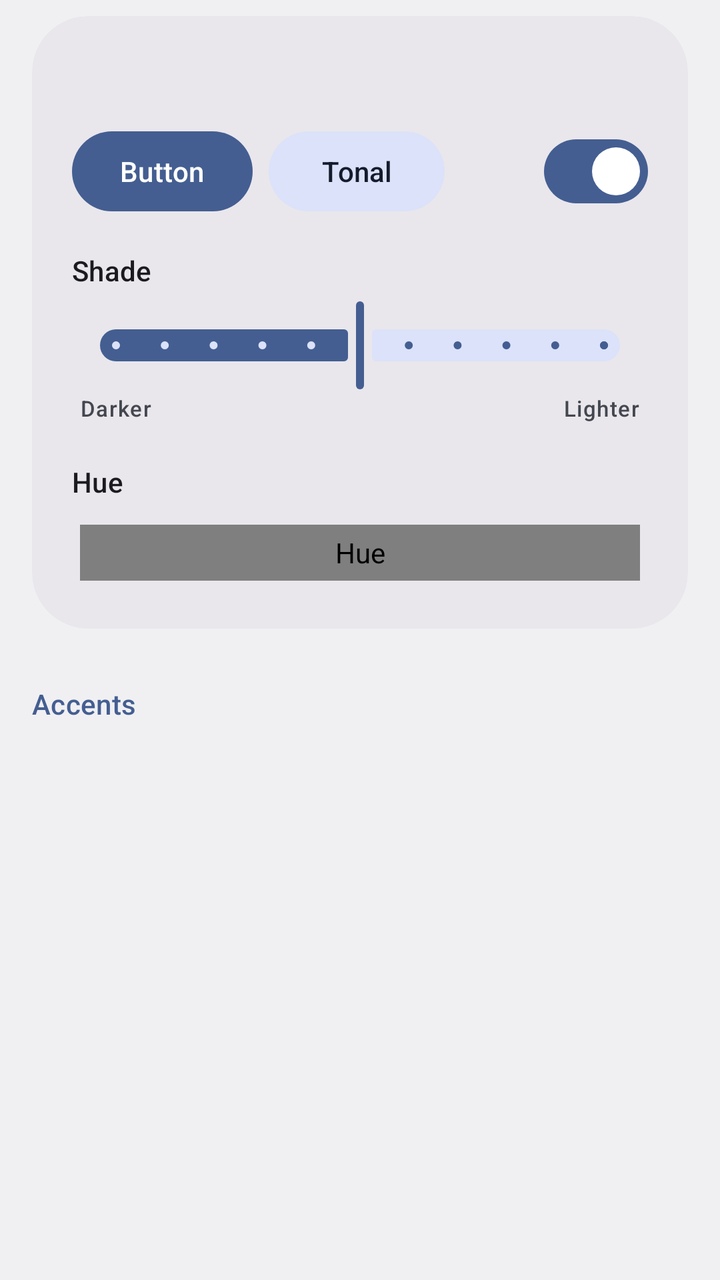
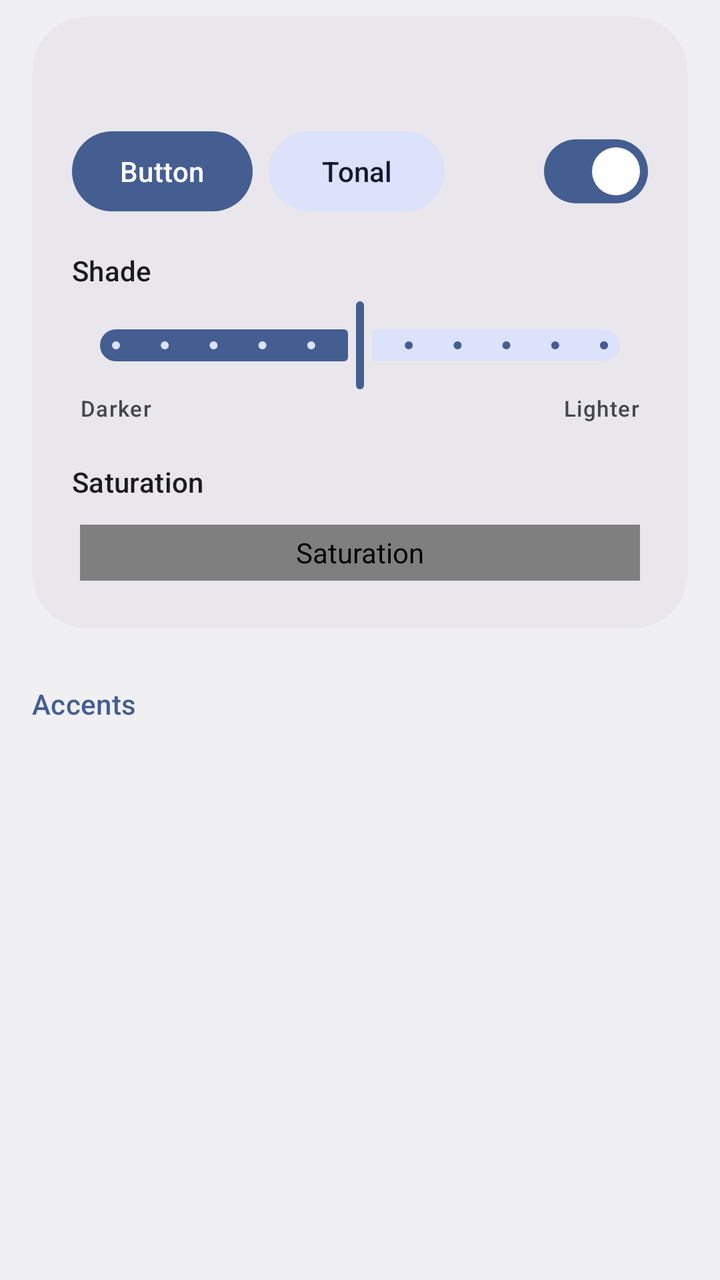

Before-and-after screenshots of an Android layout around one commit, followed by the original layout XML and the change that was made.
<!-- AndroidManifest.xml: application theme android:Theme.DeviceDefault.DayNight -->
<!-- res/layout/remixer_accents.xml -->
<?xml version="1.0" encoding="utf-8"?>
<androidx.core.widget.NestedScrollView
    xmlns:android="http://schemas.android.com/apk/res/android"
    xmlns:app="http://schemas.android.com/apk/res-auto"
    android:layout_width="match_parent"
    android:layout_height="match_parent"
    android:theme="@style/Theme.Material3.DynamicColors.DayNight"
    android:clipToPadding="false"
    android:paddingBottom="24dp">

    <LinearLayout
        android:layout_width="match_parent"
        android:layout_height="wrap_content"
        android:orientation="vertical"
        android:paddingHorizontal="16dp">

        <com.google.android.material.card.MaterialCardView
            style="@style/Widget.Material3.CardView.Filled"
            android:layout_width="match_parent"
            android:layout_height="wrap_content"
            android:layout_marginTop="8dp"
            app:cardBackgroundColor="?attr/colorSurfaceContainerHigh"
            app:cardCornerRadius="28dp">

            <LinearLayout
                android:layout_width="match_parent"
                android:layout_height="wrap_content"
                android:orientation="vertical"
                android:padding="20dp">

                <TextView
                    android:id="@+id/accent_preview_name"
                    android:layout_width="match_parent"
                    android:layout_height="wrap_content"
                    android:textAppearance="?attr/textAppearanceTitleMedium" />

                <LinearLayout
                    android:layout_width="match_parent"
                    android:layout_height="wrap_content"
                    android:layout_marginTop="12dp"
                    android:gravity="center_vertical"
                    android:orientation="horizontal">

                    <com.google.android.material.button.MaterialButton
                        android:id="@+id/accent_preview_filled"
                        android:layout_width="wrap_content"
                        android:layout_height="wrap_content"
                        android:clickable="false"
                        android:focusable="false"
                        android:importantForAccessibility="no"
                        android:text="@string/accent_preview_button" />

                    <com.google.android.material.button.MaterialButton
                        android:id="@+id/accent_preview_tonal"
                        style="@style/Widget.Material3.Button.TonalButton"
                        android:layout_width="wrap_content"
                        android:layout_height="wrap_content"
                        android:layout_marginStart="8dp"
                        android:clickable="false"
                        android:focusable="false"
                        android:importantForAccessibility="no"
                        android:text="@string/accent_preview_tonal" />

                    <Space
                        android:layout_width="0dp"
                        android:layout_height="0dp"
                        android:layout_weight="1" />

                    <com.google.android.material.materialswitch.MaterialSwitch
                        android:id="@+id/accent_preview_switch"
                        android:layout_width="wrap_content"
                        android:layout_height="wrap_content"
                        android:checked="true"
                        android:clickable="false"
                        android:focusable="false"
                        android:importantForAccessibility="no" />
                </LinearLayout>

                <LinearLayout
                    android:layout_width="match_parent"
                    android:layout_height="wrap_content"
                    android:layout_marginTop="16dp"
                    android:gravity="center_vertical"
                    android:orientation="horizontal">

                    <TextView
                        android:layout_width="0dp"
                        android:layout_height="wrap_content"
                        android:layout_weight="1"
                        android:importantForAccessibility="no"
                        android:text="@string/accent_shade"
                        android:textAppearance="?attr/textAppearanceLabelLarge" />

                    <TextView
                        android:id="@+id/accent_shade_value"
                        android:layout_width="wrap_content"
                        android:layout_height="wrap_content"
                        android:importantForAccessibility="no"
                        android:textAppearance="?attr/textAppearanceLabelLarge"
                        android:textColor="?attr/colorOnSurfaceVariant" />
                </LinearLayout>

                <com.google.android.material.slider.Slider
                    android:id="@+id/accent_shade"
                    android:layout_width="match_parent"
                    android:layout_height="wrap_content"
                    android:layout_marginTop="4dp"
                    android:contentDescription="@string/accent_shade"
                    android:stepSize="1"
                    android:value="0"
                    android:valueFrom="-5"
                    android:valueTo="5"
                    app:labelBehavior="gone" />

                <LinearLayout
                    android:layout_width="match_parent"
                    android:layout_height="wrap_content"
                    android:orientation="horizontal"
                    android:paddingHorizontal="4dp">

                    <TextView
                        android:layout_width="0dp"
                        android:layout_height="wrap_content"
                        android:layout_weight="1"
                        android:importantForAccessibility="no"
                        android:text="@string/accent_shade_darker"
                        android:textAppearance="?attr/textAppearanceLabelSmall"
                        android:textColor="?attr/colorOnSurfaceVariant" />

                    <TextView
                        android:layout_width="wrap_content"
                        android:layout_height="wrap_content"
                        android:importantForAccessibility="no"
                        android:text="@string/accent_shade_lighter"
                        android:textAppearance="?attr/textAppearanceLabelSmall"
                        android:textColor="?attr/colorOnSurfaceVariant" />
                </LinearLayout>

                <LinearLayout
                    android:layout_width="match_parent"
                    android:layout_height="wrap_content"
                    android:layout_marginTop="20dp"
                    android:gravity="center_vertical"
                    android:orientation="horizontal">

                    <TextView
                        android:layout_width="0dp"
                        android:layout_height="wrap_content"
                        android:layout_weight="1"
                        android:importantForAccessibility="no"
                        android:text="@string/accent_hue"
                        android:textAppearance="?attr/textAppearanceLabelLarge" />

                    <TextView
                        android:id="@+id/accent_hue_value"
                        android:layout_width="wrap_content"
                        android:layout_height="wrap_content"
                        android:importantForAccessibility="no"
                        android:textAppearance="?attr/textAppearanceLabelLarge"
                        android:textColor="?attr/colorOnSurfaceVariant" />
                </LinearLayout>

                <com.resurrection.settings.HueBarView
                    android:id="@+id/accent_hue"
                    android:layout_width="match_parent"
                    android:layout_height="28dp"
                    android:layout_marginHorizontal="4dp"
                    android:layout_marginTop="12dp"
                    android:layout_marginBottom="4dp"
                    android:contentDescription="@string/accent_hue" />
            </LinearLayout>
        </com.google.android.material.card.MaterialCardView>

        <TextView
            style="@style/RemixerHeaderSectionTitle"
            android:text="@string/remixer_accents" />

        <androidx.recyclerview.widget.RecyclerView
            android:id="@+id/accents_grid"
            android:layout_width="match_parent"
            android:layout_height="wrap_content"
            android:nestedScrollingEnabled="false" />
    </LinearLayout>
</androidx.core.widget.NestedScrollView>
<!-- resources referenced by this layout -->
<resources>
  <string name="accent_hue">Hue</string>
  <string name="accent_preview_button">Button</string>
  <string name="accent_preview_tonal">Tonal</string>
  <string name="accent_shade">Shade</string>
  <string name="accent_shade_darker">Darker</string>
  <string name="accent_shade_lighter">Lighter</string>
  <string name="remixer_accents">Accents</string>
  <style name="RemixerHeaderSectionTitle">
          <item name="android:layout_width">match_parent</item>
          <item name="android:layout_height">wrap_content</item>
          <item name="android:layout_marginTop">28dp</item>
          <item name="android:layout_marginBottom">8dp</item>
          <item name="android:textAppearance">?attr/textAppearanceTitleSmall</item>
          <item name="android:textColor">?attr/colorPrimary</item>
      </style>
</resources>

<!-- the commit's change to res/layout/remixer_accents.xml (unified diff, before → after) -->
@@ -148,11 +148,11 @@
                         android:layout_height="wrap_content"
                         android:layout_weight="1"
                         android:importantForAccessibility="no"
-                        android:text="@string/accent_hue"
+                        android:text="@string/accent_saturation"
                         android:textAppearance="?attr/textAppearanceLabelLarge" />
 
                     <TextView
-                        android:id="@+id/accent_hue_value"
+                        android:id="@+id/accent_saturation_value"
                         android:layout_width="wrap_content"
                         android:layout_height="wrap_content"
                         android:importantForAccessibility="no"
@@ -161,13 +161,13 @@
                 </LinearLayout>
 
                 <com.resurrection.settings.HueBarView
-                    android:id="@+id/accent_hue"
+                    android:id="@+id/accent_saturation"
                     android:layout_width="match_parent"
                     android:layout_height="28dp"
                     android:layout_marginHorizontal="4dp"
                     android:layout_marginTop="12dp"
                     android:layout_marginBottom="4dp"
-                    android:contentDescription="@string/accent_hue" />
+                    android:contentDescription="@string/accent_saturation" />
             </LinearLayout>
         </com.google.android.material.card.MaterialCardView>
 
<!-- resource entries referenced after the edit -->
@@ -1,8 +1,8 @@
 <!-- resources referenced by this layout -->
 <resources>
-  <string name="accent_hue">Hue</string>
   <string name="accent_preview_button">Button</string>
   <string name="accent_preview_tonal">Tonal</string>
+  <string name="accent_saturation">Saturation</string>
   <string name="accent_shade">Shade</string>
   <string name="accent_shade_darker">Darker</string>
   <string name="accent_shade_lighter">Lighter</string>
